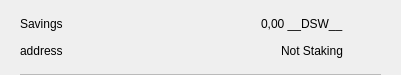
Old version of the form src/qt/pivx/forms/csrow.ui in the repository decenomy/DSW.
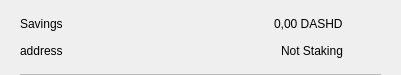
New version of the form. Icons and pictures are not drawn.

```diff
--- a/src/qt/pivx/forms/csrow.ui
+++ b/src/qt/pivx/forms/csrow.ui
@@ -102,7 +102,7 @@
            <item>
             <widget class="QLabel" name="labelAmount">
              <property name="text">
-              <string>0,00 __DSW__</string>
+              <string>0,00 DASHD</string>
              </property>
             </widget>
            </item>
```
